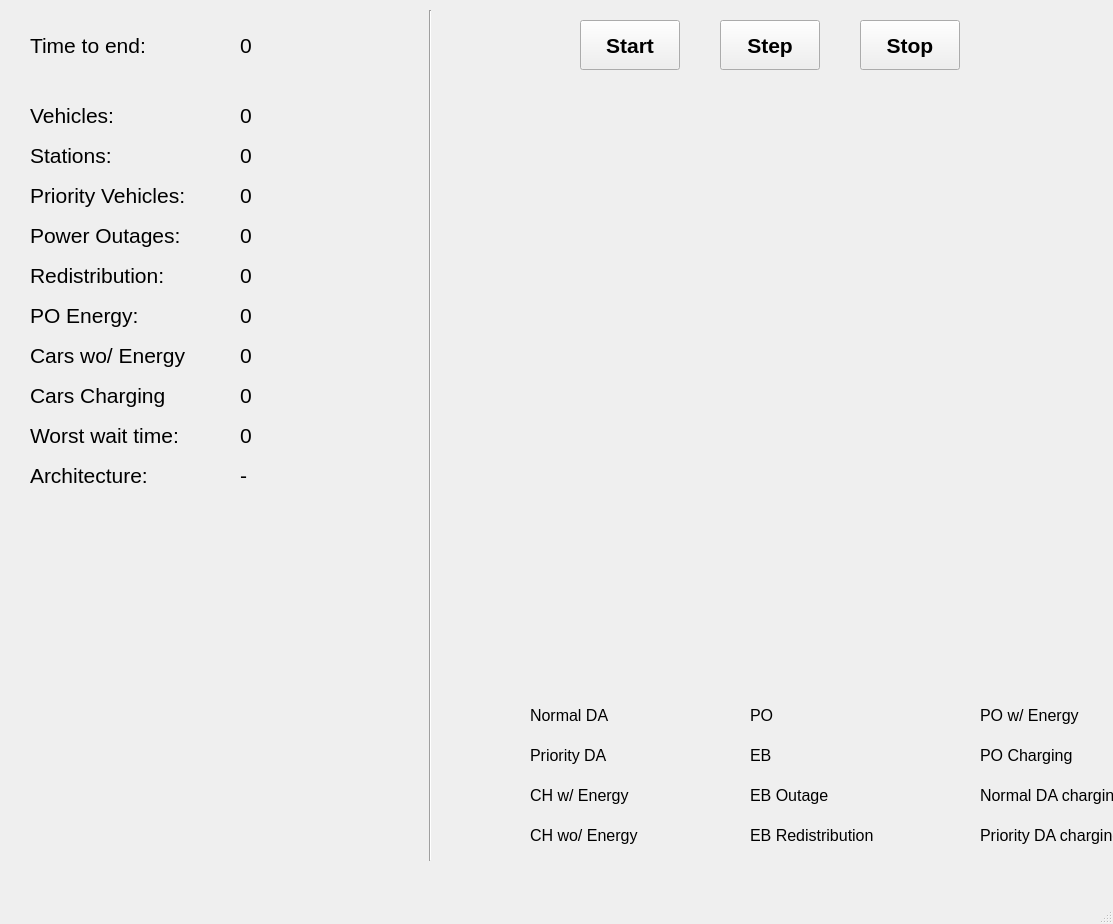
Old version of the form gui_stuff/gui.ui in the repository jtaca/Agent_Based_Smart_Grid.
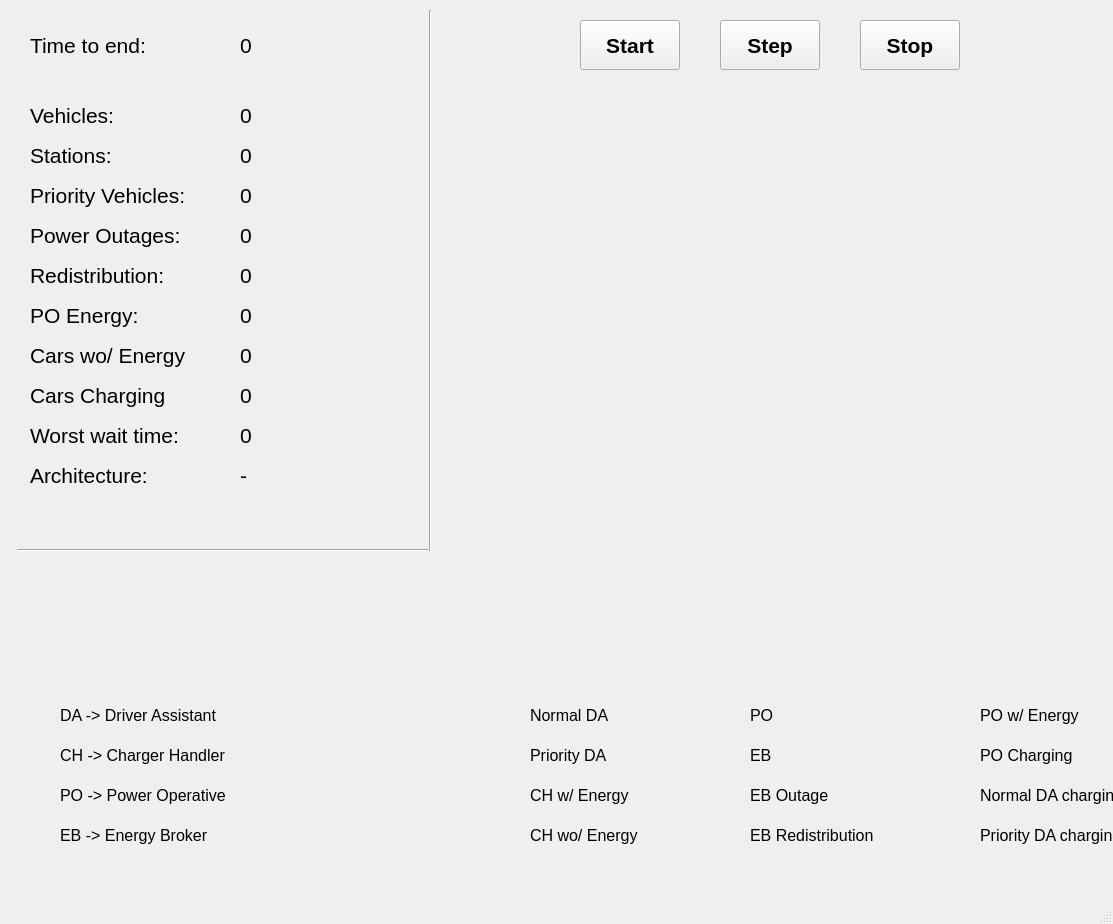
New version of the form. Icons and pictures are not drawn.

The edit to the form file:
```diff
--- a/gui_stuff/gui.ui
+++ b/gui_stuff/gui.ui
@@ -332,7 +332,7 @@
       <x>420</x>
       <y>10</y>
       <width>20</width>
-      <height>851</height>
+      <height>541</height>
      </rect>
     </property>
     <property name="orientation">
@@ -992,6 +992,91 @@
      <string>Priority DA charging</string>
     </property>
    </widget>
+   <widget class="Line" name="line_2">
+    <property name="geometry">
+     <rect>
+      <x>17</x>
+      <y>540</y>
+      <width>411</width>
+      <height>20</height>
+     </rect>
+    </property>
+    <property name="orientation">
+     <enum>Qt::Horizontal</enum>
+    </property>
+   </widget>
+   <widget class="QLabel" name="label_25">
+    <property name="geometry">
+     <rect>
+      <x>60</x>
+      <y>700</y>
+      <width>281</width>
+      <height>31</height>
+     </rect>
+    </property>
+    <property name="font">
+     <font>
+      <pointsize>12</pointsize>
+     </font>
+    </property>
+    <property name="text">
+     <string>DA -&gt; Driver Assistant</string>
+    </property>
+   </widget>
+   <widget class="QLabel" name="label_26">
+    <property name="geometry">
+     <rect>
+      <x>60</x>
+      <y>740</y>
+      <width>221</width>
+      <height>31</height>
+     </rect>
+    </property>
+    <property name="font">
+     <font>
+      <pointsize>12</pointsize>
+     </font>
+    </property>
+    <property name="text">
+     <string>CH -&gt; Charger Handler</string>
+    </property>
+   </widget>
+   <widget class="QLabel" name="label_27">
+    <property name="geometry">
+     <rect>
+      <x>60</x>
+      <y>820</y>
+      <width>221</width>
+      <height>31</height>
+     </rect>
+    </property>
+    <property name="font">
+     <font>
+      <pointsize>12</pointsize>
+     </font>
+    </property>
+    <property name="text">
+     <string>EB -&gt; Energy Broker</string>
+    </property>
+   </widget>
+   <widget class="QLabel" name="label_28">
+    <property name="geometry">
+     <rect>
+      <x>60</x>
+      <y>780</y>
+      <width>221</width>
+      <height>31</height>
+     </rect>
+    </property>
+    <property name="font">
+     <font>
+      <pointsize>12</pointsize>
+     </font>
+    </property>
+    <property name="text">
+     <string>PO -&gt; Power Operative</string>
+    </property>
+   </widget>
   </widget>
   <widget class="QMenuBar" name="menubar">
    <property name="geometry">
```
Left out of the diff: 2 changed lines with no effect on the pictures.
